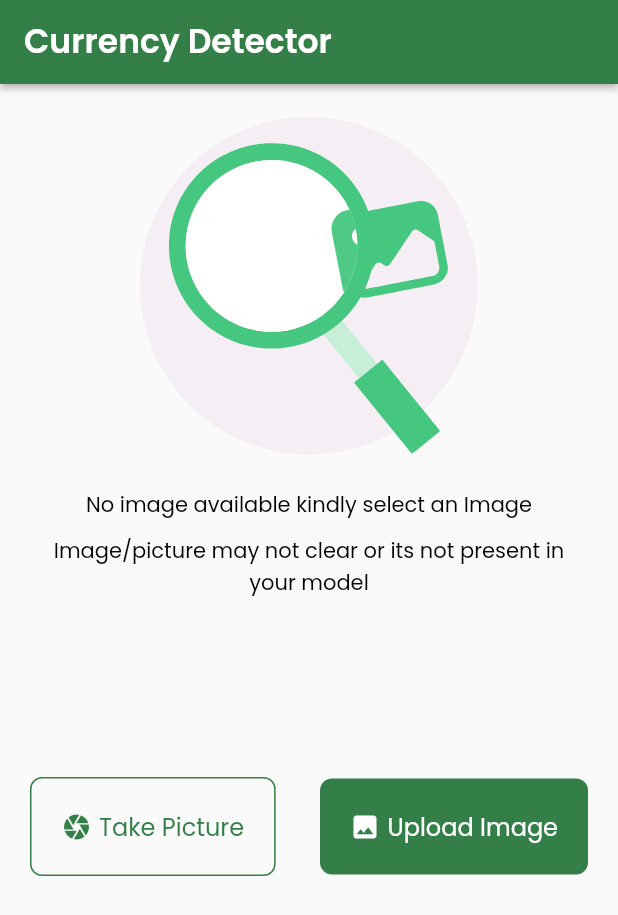
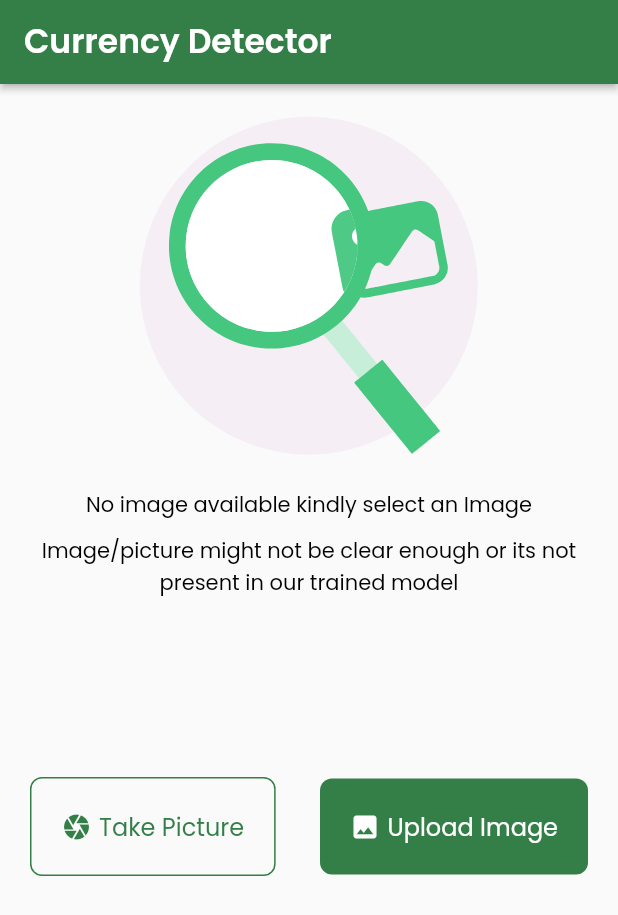
Before and after one commit to Damscozy/currency_recognition, a Flutter app: the screen it shows after launch, on a phone screen of 412 x 824 dp. Shown: the top 915 px of the screen. Run offline on Flutter 3.47's test engine with Material 2 defaults, Android fonts, the phone set to English and light mode, and no system bars; our stand-ins replace audioplayers, flutter_native_splash, gap, google_fonts, image_picker, lottie; missing offline and left inert: flutter_tflite.

Commit message:
fixed one thousand naira and empty message

```diff
--- a/lib/homepage.dart
+++ b/lib/homepage.dart
@@ -187,7 +187,7 @@ class _MyHomePageState extends State<MyHomePage> {
                                 title:
                                     'No image available kindly select an Image',
                                 subtitle:
-                                    'Image/picture may not clear or its not present in your model',
+                                    'Image/picture might not be clear enough or its not present in our trained model',
                               ),
                             ],
                           )
@@ -285,7 +285,7 @@ class _MyHomePageState extends State<MyHomePage> {
                               else if (_outputs != null &&
                                   _outputs!.isNotEmpty &&
                                   _outputs![0]["label"]
-                                      .contains(Artifacts.onehundred.title))
+                                      .contains(Artifacts.onethousand.title))
                                 CurrencyValue(
                                   title: '₦1,000.00',
                                   subtitle: 'One Thousand Naira Note',
```
